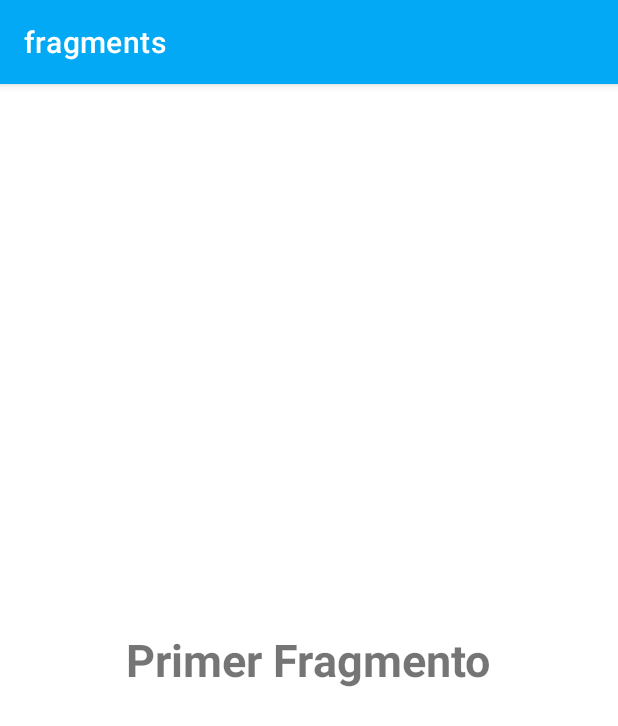
After one commit to castilloroberto/fragments, an Android app: the fragment FirstFragment shown on its own in the app's theme, on a phone screen of 412 x 824 dp. The commit adds this screen. Shown: the top 726 px of the screen. Run offline under Robolectric (Android 15) with nearby library versions, the phone set to English and light mode, and no system bars.

Commit message:
tercer commit

```diff
--- a/app/build.gradle
+++ b/app/build.gradle
@@ -1,6 +1,7 @@
 plugins {
     id 'com.android.application'
     id 'kotlin-android'
+    id 'kotlin-android-extensions'
 }
 
 android {
@@ -39,6 +40,7 @@ dependencies {
     implementation 'androidx.appcompat:appcompat:1.2.0'
     implementation 'com.google.android.material:material:1.3.0'
     implementation 'androidx.constraintlayout:constraintlayout:2.0.4'
+    implementation 'androidx.legacy:legacy-support-v4:1.0.0'
     testImplementation 'junit:junit:4.+'
     androidTestImplementation 'androidx.test.ext:junit:1.1.2'
     androidTestImplementation 'androidx.test.espresso:espresso-core:3.3.0'
--- /dev/null
+++ b/app/src/main/java/com/example/fragments/FirstFragment.kt
@@ -0,0 +1,15 @@
+package com.example.fragments
+
+import android.os.Bundle
+import androidx.fragment.app.Fragment
+import android.view.LayoutInflater
+import android.view.View
+import android.view.ViewGroup
+import kotlinx.android.synthetic.main.fragment_first.*
+
+
+class FirstFragment : Fragment(R.layout.fragment_first) {
+
+
+
+}
--- a/app/src/main/res/layout/activity_main.xml
+++ b/app/src/main/res/layout/activity_main.xml
@@ -20,5 +20,10 @@
         android:text="Fragmentr two"
         android:layout_width="wrap_content"
         android:layout_height="wrap_content"/>
+    <fragment
+        android:layout_below="@+id/btn_one"
+        android:id="@+id/fragment_main"
+        android:layout_width="match_parent"
+        android:layout_height="match_parent"/>
 
 </RelativeLayout>
--- /dev/null
+++ b/app/src/main/res/layout/fragment_first.xml
@@ -0,0 +1,17 @@
+<?xml version="1.0" encoding="utf-8"?>
+<RelativeLayout xmlns:android="http://schemas.android.com/apk/res/android"
+    xmlns:tools="http://schemas.android.com/tools"
+    android:layout_width="match_parent"
+    android:layout_height="match_parent"
+    tools:context=".FirstFragment">
+
+    <TextView
+        android:id="@+id/tv_fragment1"
+        android:layout_width="wrap_content"
+        android:layout_height="wrap_content"
+        android:layout_centerInParent="true"
+        android:text="Primer Fragmento"
+        android:textSize="30dp"
+        android:textStyle="bold" />
+
+</RelativeLayout>
--- a/app/src/main/res/values/strings.xml
+++ b/app/src/main/res/values/strings.xml
@@ -1,3 +1,5 @@
 <resources>
     <string name="app_name">fragments</string>
+    <!-- TODO: Remove or change this placeholder text -->
+    <string name="hello_blank_fragment">Hello blank fragment</string>
 </resources>
```
Also changed, not shown: app/src/main/java/com/example/fragments/SecondFragment.kt (added, +15 -0 lines), app/src/main/res/layout/fragment_second.xml (added, +17 -0 lines).
